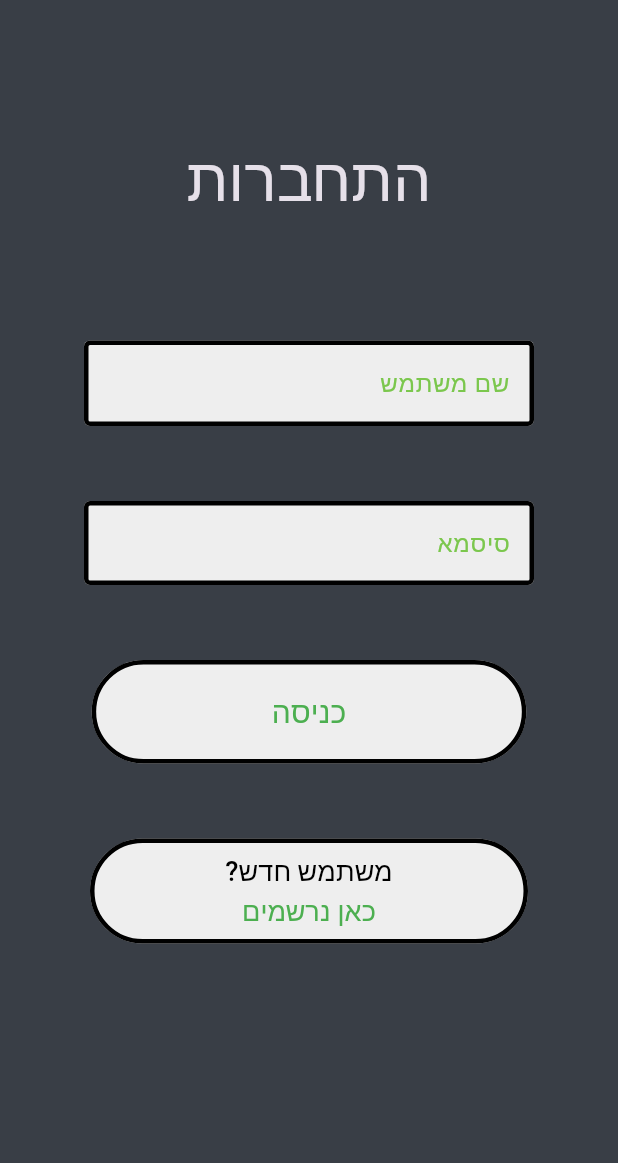
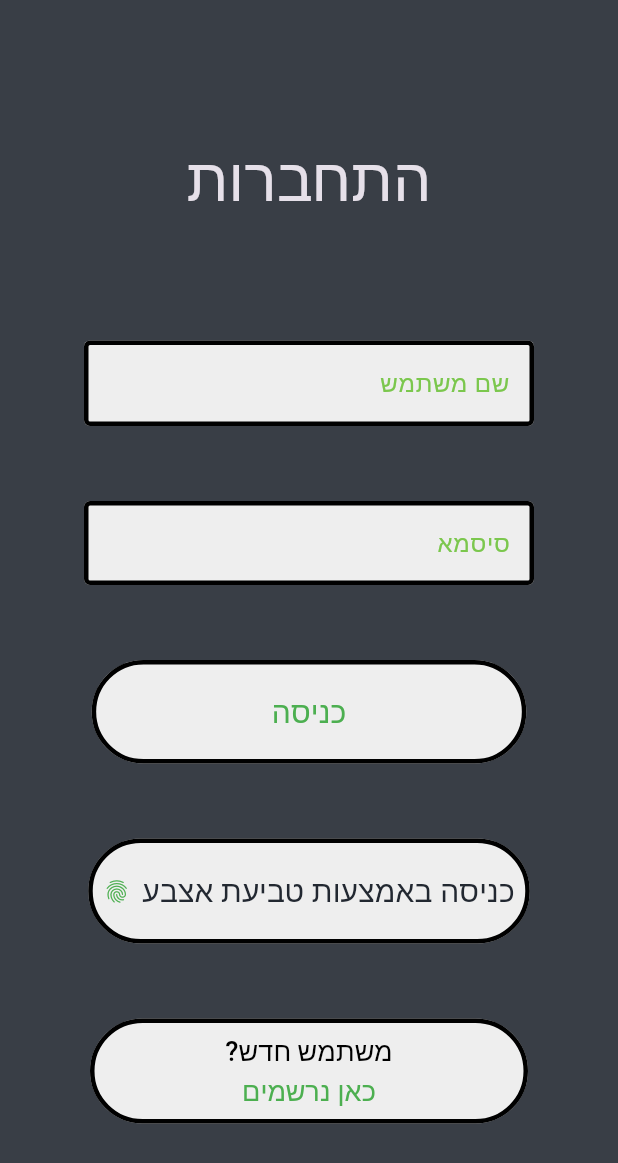
Before and after one commit to dorstern3/IronSwordsProject, a Flutter app: the screen it shows after launch, on a phone screen of 412 x 824 dp. Shown: the top 1163 px of the screen. Run offline on Flutter 3.47's test engine with Material 3 defaults, Android fonts, the phone set to English and light mode, and no system bars; our stand-ins replace firebase_auth, firebase_core, local_auth; accounts and stored records are empty.

Commit message:
fingerprint

```diff
--- a/iron_swords/lib/pages/login.dart
+++ b/iron_swords/lib/pages/login.dart
@@ -1,5 +1,6 @@
 import 'package:firebase_auth/firebase_auth.dart';
 import 'package:flutter/material.dart';
+import 'package:iron_swords/widgets/finger_print.dart';
 import 'package:iron_swords/widgets/login_field.dart';
 
 class LoginPage extends StatefulWidget {
@@ -57,6 +58,10 @@ class _LoginState extends State<LoginPage> {
             const SizedBox(
               height: 50,
             ),
+            const FingerPrintLogin(),
+            const SizedBox(
+              height: 50,
+            ),
             const RegisterNavigate(),
           ],
         ),
--- /dev/null
+++ b/iron_swords/lib/widgets/finger_print.dart
@@ -0,0 +1,94 @@
+import 'package:flutter/material.dart';
+import 'package:flutter/services.dart';
+import 'package:iron_swords/pages/phone.dart';
+import 'package:iron_swords/theme/palette.dart';
+import 'package:local_auth/local_auth.dart';
+
+class FingerPrintLogin extends StatefulWidget {
+  const FingerPrintLogin({super.key});
+
+  @override
+  State<FingerPrintLogin> createState() => _FingerPrintLoginState();
+}
+
+class _FingerPrintLoginState extends State<FingerPrintLogin> {
+  late final LocalAuthentication auth;
+  // ignore: unused_field
+  bool _supportState = false;
+
+  @override
+  void initState() {
+    super.initState();
+    auth = LocalAuthentication();
+    auth.isDeviceSupported().then((bool isSupported) => setState(
+          () {
+            _supportState = isSupported;
+          },
+        ));
+  }
+
+  @override
+  Widget build(BuildContext context) {
+    return TextButton.icon(
+      style: TextButton.styleFrom(
+        backgroundColor: Pallete.whiteColor,
+        padding: const EdgeInsets.symmetric(vertical: 20, horizontal: 10),
+        side: const BorderSide(
+          color: Colors.black,
+          width: 3,
+        ),
+      ),
+      onPressed: _authenticate,
+      icon: const Icon(
+        Icons.fingerprint_sharp,
+        color: Colors.green,
+      ),
+      label: const Text(
+        'כניסה באמצעות טביעת אצבע',
+        style: TextStyle(
+          color: Pallete.blackColor,
+          fontSize: 20,
+        ),
+      ),
+    );
+  }
+
+// To Insert New FingerPrint
+
+  // // ignore: unused_element
+  // Future<void> _getAvailableBiometrics() async {
+  //   List<BiometricType> availableBiometrics =
+  //       await auth.getAvailableBiometrics();
+  //   // ignore: avoid_print
+  //   print("List of availableBiometrics : $availableBiometrics");
+
+  //   if (!mounted) {
+  //     return;
+  //   }
+  // }
+
+  Future<void> _authenticate() async {
+    try {
+      bool authenticated = await auth.authenticate(
+          localizedReason:
+              'Subscribe or you will never find any stack overflow answer');
+      //options:
+      const AuthenticationOptions(
+        stickyAuth: true,
+        biometricOnly: true,
+      );
+      // ignore: avoid_print
+      print('Authenticated: $authenticated');
+      // ignore: use_build_context_synchronously
+      Navigator.push(
+        context,
+        MaterialPageRoute(
+          builder: (context) => const PhonePage(),
+        ),
+      );
+    } on PlatformException catch (e) {
+      // ignore: avoid_print
+      print(e);
+    }
+  }
+}
--- a/iron_swords/lib/widgets/phone_field.dart
+++ b/iron_swords/lib/widgets/phone_field.dart
@@ -81,6 +81,7 @@ class SignOut extends StatelessWidget {
       ),
       onPressed: () {
         FirebaseAuth.instance.signOut();
+        Navigator.pop(context);
       },
     );
   }
--- a/iron_swords/lib/widgets/register_field.dart
+++ b/iron_swords/lib/widgets/register_field.dart
@@ -95,7 +95,7 @@ class LoginNavigate extends StatelessWidget {
                 ),
                 children: [
                   TextSpan(
-                    text: 'כניסה',
+                    text: 'התחברות',
                     style: TextStyle(
                       color: Colors.green,
                       fontSize: 18,
--- a/iron_swords/pubspec.yaml
+++ b/iron_swords/pubspec.yaml
@@ -38,6 +38,7 @@ dependencies:
   firebase_core: ^2.24.1
   cloud_firestore: ^4.13.3
   firebase_auth: ^4.15.1
+  local_auth: ^2.1.7
 
 dev_dependencies:
   flutter_test:
```
Also changed, not shown: iron_swords/pubspec.lock, 4 other files.
